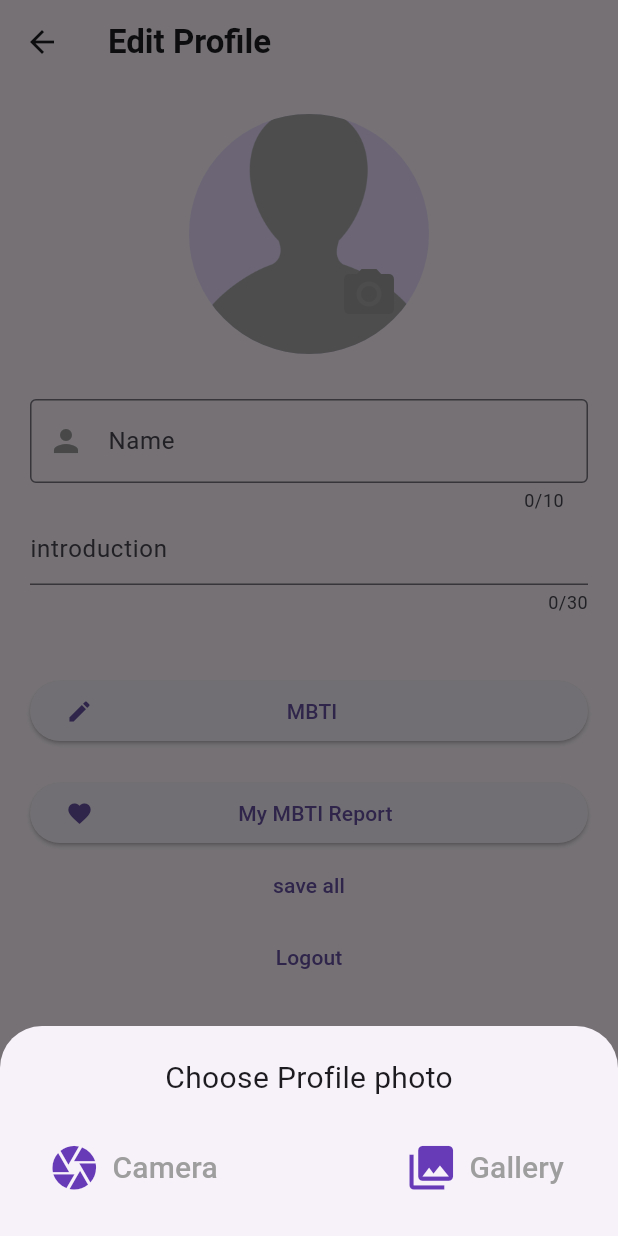
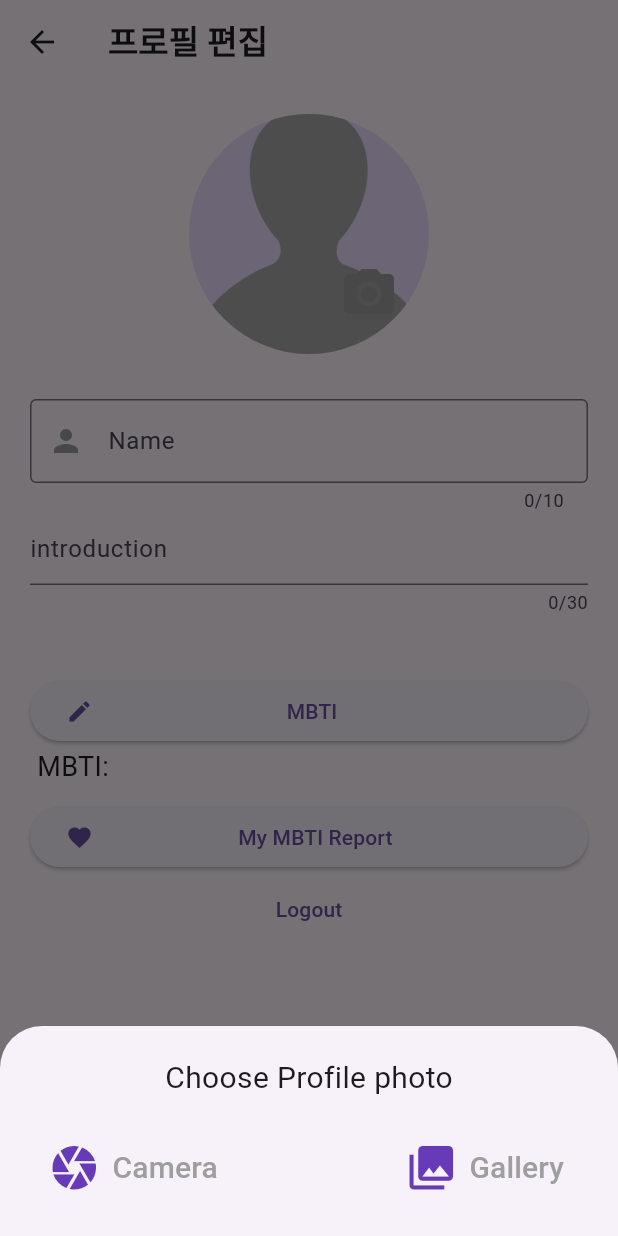
Before and after one commit to yewonkim01/swap_life, a Flutter app: the MyProfile screen opened by its route, after a tap on the "camera alt" icon, on a phone screen of 412 x 824 dp. Run offline on Flutter 3.47's test engine with Material 3 defaults, Android fonts, the phone set to English and light mode, and no system bars; our stand-ins replace cloud_firestore, firebase_auth, firebase_core, firebase_storage, image_picker; missing offline and left inert: kakao_flutter_sdk, kakao_flutter_sdk_user; accounts and stored records are empty; generated files the repository leaves out were written again.

Commit message:
firestore 완성본.!!!!

```diff
--- a/lib/MyProfile.dart
+++ b/lib/MyProfile.dart
@@ -7,6 +7,7 @@ import 'dart:core';
 import 'package:swap_life/kakao_login/mainview.dart';
 import 'kakao_login/login.dart';
 import 'package:kakao_flutter_sdk_user/kakao_flutter_sdk_user.dart' as kakao;
+import 'package:firebase_storage/firebase_storage.dart';
 
 //예선 작성//
 class MyProfile extends StatefulWidget {
@@ -17,12 +18,14 @@ class MyProfile extends StatefulWidget {
 
 //예선 작성//
 class _MyProfileState extends State<MyProfile> {
-  PickedFile? _imageFile;
-  final ImagePicker _picker = ImagePicker();
+
   String? _selectedMBTI; //User MBTI
   final TextEditingController _nameController = TextEditingController();
   final TextEditingController _introController = TextEditingController();
-
+  ImagePicker _picker = ImagePicker();
+  XFile? _image;
+  FirebaseStorage _storage = FirebaseStorage.instance;
+  String? _imageUrl;
   kakao.User ? user;
 
   final profile = FirebaseFirestore.instance;
@@ -31,44 +34,70 @@ class _MyProfileState extends State<MyProfile> {
   void initState() {
     super.initState();
   }
+
   @override
   void dispose() {
     super.dispose();
   }
+
+
   //firebase 연동 - 진영//
-  void saveProfile() async {
+  Future <void> saveProfile() async {
     user = await kakao.UserApi.instance.me();
     await profile.collection('MyProfile').doc(user!.id.toString()).set(
         {
           "profileID": _nameController.text,
           "Introduction": _introController.text,
-          "MBTI" : _selectedMBTI,
+          "MBTI": _selectedMBTI,
+          "ImageUrl" : _imageUrl
         }
     );
   }
-  void getProfile() async {
+
+  Future<void> getProfile() async {
     user = await kakao.UserApi.instance.me();
-    DocumentSnapshot getprof = await profile.collection('MyProfile').doc(user!.id.toString()).get();
+    DocumentSnapshot getprof =
+    await profile.collection('MyProfile').doc(user!.id.toString()).get();
     _nameController.text = getprof['profileID'];
     _introController.text = getprof['Introduction'];
-    //_selectedMBTI = getprof['MBTI'];
+    _selectedMBTI = getprof['MBTI'];
+    _imageUrl = getprof['ImageUrl'];
   }
+
 
 
   @override
   Widget build(BuildContext context) {
-    getProfile();
     return Scaffold(
       appBar: AppBar(
-        title: Text('Edit Profile',style: TextStyle(fontWeight: FontWeight.bold),),
+        title: Text(
+          '프로필 편집',
+          style: TextStyle(fontWeight: FontWeight.bold),
+        ),
       ),
       body: SingleChildScrollView(
         padding: const EdgeInsets.symmetric(vertical: 20, horizontal: 20),
-        child: ListView(
+        child: FutureBuilder<void>(
+          // 프로필 데이터를 가져오기 위해 FutureBuilder 사용
+          future: getProfile(),
+          builder: (context, snapshot) {
+            if (snapshot.connectionState == ConnectionState.done) {
+              return buildProfileContent(); // 데이터를 가져왔을 때 프로필 화면 구성
+            } else {
+              return CircularProgressIndicator(); // 데이터를 가져오는 동안 로딩 표시
+            }
+          },
+        ),
+      ),
+    );
+  }
+
+  Widget buildProfileContent() {
+    return ListView(
       shrinkWrap: true,
       children: <Widget>[
         imageProfile(),
-            SizedBox(height:30),
+        SizedBox(height: 30),
         nameTextField(),
         introduction(),
         SizedBox(height: 40,),
@@ -79,44 +108,38 @@ class _MyProfileState extends State<MyProfile> {
         else
           SizedBox(height: 10,),
         myReport(),
-            Save(),
         Logout(),
       ],
-        ),
-      ),
     );
   }
-  Widget Save(){
-    return TextButton(
-        onPressed:() {
-          saveProfile();
-        },
-        child: Text("save all"),
-    );
-  }
+
   Widget imageProfile() {
     return Center(
       child: Stack(
         children: <Widget>[
-              (_imageFile==null) ? CircleAvatar(
+          (_imageUrl == null || _imageUrl!.isEmpty)
+              ? CircleAvatar(
             radius: 80,
-                  backgroundImage: AssetImage('assets/profile.png')
-              ) :
-              CircleAvatar(
+            backgroundImage: AssetImage('assets/profile.png'),
+          )
+              : CircleAvatar(
             radius: 80,
-                backgroundImage: FileImage(File(_imageFile!.path)),
-              ) ,
+            backgroundImage: NetworkImage(_imageUrl!), // Use NetworkImage for URL
+          ),
           Positioned(
-                  bottom:20,
+            bottom: 20,
             right: 20,
             child: InkWell(
-                      onTap:() {
-                        showModalBottomSheet(context: context, builder: ((builder)=> bottomSheet()));
+              onTap: () {
+                showModalBottomSheet(
+                  context: context,
+                  builder: ((builder) => bottomSheet()),
+                );
               },
               child: Icon(
                 Icons.camera_alt,
                 color: Colors.grey,
-                        size:40,
+                size: 40,
               ),
             ),
           ),
@@ -125,7 +148,8 @@ class _MyProfileState extends State<MyProfile> {
     );
   }
 
-  Widget nameTextField()  {
+
+  Widget nameTextField() {
     return TextFormField(
       controller: _nameController,
       maxLength: 10,
@@ -147,6 +171,9 @@ class _MyProfileState extends State<MyProfile> {
         labelText: 'Name',
         hintText: 'Input your name',
       ),
+      onFieldSubmitted: (value) {
+        saveProfile();
+      },
     );
   }
 
@@ -157,6 +184,9 @@ class _MyProfileState extends State<MyProfile> {
       decoration: InputDecoration(
         hintText: 'introduction',
       ),
+      onFieldSubmitted: (value) {
+        saveProfile();
+      },
     );
   }
 
@@ -170,6 +200,7 @@ class _MyProfileState extends State<MyProfile> {
         if (selectedMBTI != null) {
           setState(() {
             _selectedMBTI = selectedMBTI;
+            saveProfile();
           });
         }
       },
@@ -202,10 +233,11 @@ class _MyProfileState extends State<MyProfile> {
       ),
     );
   }
+
   final viewModel = MainViewModel(KakaoLogin());
 
   //Logout 진영//
-  Widget Logout(){
+  Widget Logout() {
     return TextButton(
       onPressed: () => viewModel.logout(),
       child: Text("Logout"),
@@ -215,8 +247,11 @@ class _MyProfileState extends State<MyProfile> {
   //예선 작성//
   Widget bottomSheet() {
     return Container(
-        height:100,
-        width: MediaQuery.of(context).size.width,
+        height: 100,
+        width: MediaQuery
+            .of(context)
+            .size
+            .width,
         margin: EdgeInsets.symmetric(
             horizontal: 20,
             vertical: 20
@@ -232,14 +267,21 @@ class _MyProfileState extends State<MyProfile> {
               mainAxisAlignment: MainAxisAlignment.spaceBetween,
               children: <Widget>[
                 TextButton.icon(
-                  icon: Icon(Icons.camera, size:35, color: Colors.deepPurple),
-                  onPressed: () {takePhoto(ImageSource.camera);},
-                  label: Text('Camera', style: TextStyle(fontSize: 20, color: Colors.grey)),
+                  icon: Icon(Icons.camera, size: 35, color: Colors.deepPurple),
+                  onPressed: () {
+                    takePhoto(ImageSource.camera);
+                  },
+                  label: Text('Camera',
+                      style: TextStyle(fontSize: 20, color: Colors.grey)),
                 ),
                 TextButton.icon(
-                  icon: Icon(Icons.photo_library,size:35, color: Colors.deepPurple),
-                  onPressed: () {takePhoto(ImageSource.gallery);},
-                  label: Text('Gallery',style: TextStyle(fontSize: 20, color: Colors.grey),),
+                  icon: Icon(
+                      Icons.photo_library, size: 35, color: Colors.deepPurple),
+                  onPressed: () {
+                    takePhoto(ImageSource.gallery);
+                  },
+                  label: Text('Gallery',
+                    style: TextStyle(fontSize: 20, color: Colors.grey),),
                 )
               ],
             )
@@ -249,15 +291,26 @@ class _MyProfileState extends State<MyProfile> {
   }
 
   Future<void> takePhoto(ImageSource source) async {
-    final pickedFile = await _picker.getImage(source: ImageSource.gallery);
+    user = await kakao.UserApi.instance.me();
+    final XFile? pickedFile = await _picker.pickImage(source: source);
     if (pickedFile != null) {
       setState(() {
-        _imageFile = pickedFile;
+        _image = pickedFile;
       });
+      File _file = File(pickedFile.path);
+
+      // Firebase Storage에 이미지 업로드
+      Reference _ref = _storage.ref('Profile/image/${user!.id}.jpg');
+      UploadTask _uploadTask = _ref.putFile(_file);
+
+      // 업로드 태스크가 완료될 때까지 기다린 후 이미지 URL을 얻어옴
+      TaskSnapshot taskSnapshot = await _uploadTask.whenComplete(() => print('Image uploaded'));
+      _imageUrl = await taskSnapshot.ref.getDownloadURL();
+      print('Download URL: $_imageUrl');
+      saveProfile();
     }
   }
 }
-
 //예선 작성//
 class MBTI extends StatelessWidget {
   @override
--- a/lib/kakao_login/myhompage.dart
+++ b/lib/kakao_login/myhompage.dart
@@ -40,7 +40,6 @@ class _MyHomePageState extends State<MyHomePage> {
                     InkWell(
                       onTap: () async {
                         await viewModel.login();
-                        setState(() {});
                       },
                       child: Container(
                         child: Image.asset('assets/kakao_login_pic.png'),
--- a/pubspec.yaml
+++ b/pubspec.yaml
@@ -45,6 +45,7 @@ dependencies:
   firebase_auth: ^4.15.0
   http: ^1.1.0
   cloud_firestore: ^4.13.3
+  firebase_storage: ^11.5.3
 
 dev_dependencies:
   flutter_test:
```
Also changed, not shown: lib/TodoScreen.dart (+4 -4 lines), pubspec.lock, 3 other files. Lines whose indentation alone changed are shown as unchanged.
